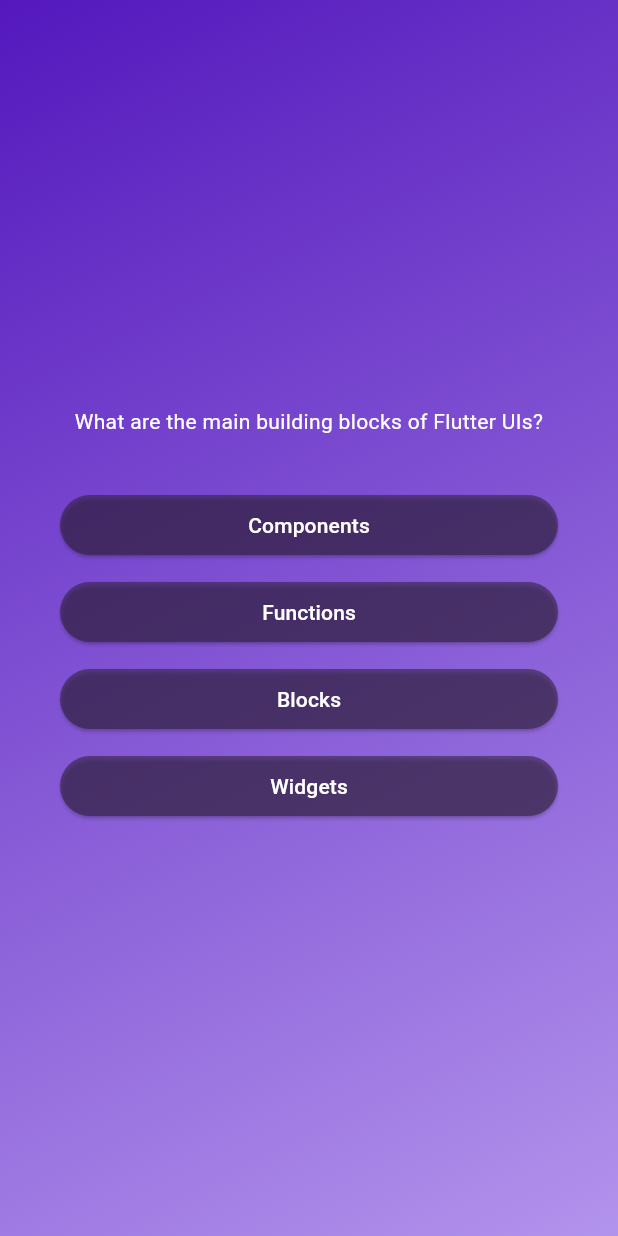
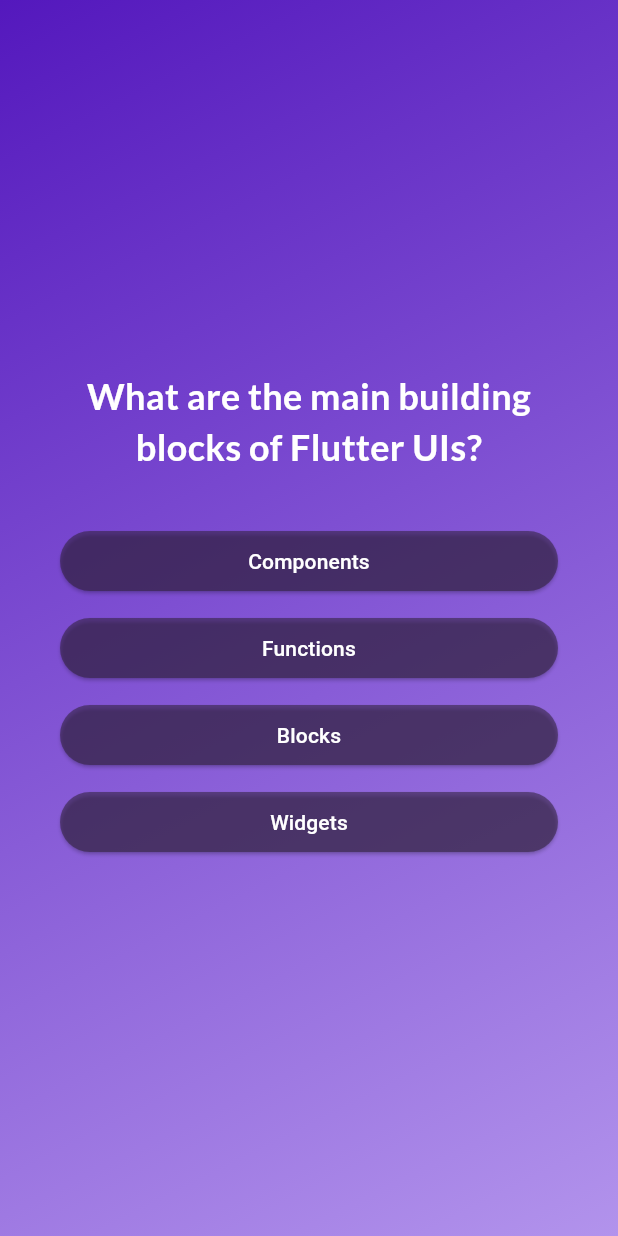
Before and after one commit to twjin03/flutter_udemy, a Flutter app: the screen it shows after launch, after a tap on "Start Quiz", on a phone screen of 412 x 824 dp. Run offline on Flutter 3.47's test engine with Material 3 defaults, Android fonts, the light colour scheme and no system bars; our stand-ins replace google_fonts.

Commit message:
style: google fonts 적용하기

```diff
--- a/quiz_app/lib/answer_button.dart
+++ b/quiz_app/lib/answer_button.dart
@@ -23,7 +23,7 @@
             borderRadius: BorderRadius.circular(40),
           ),
         ),
-        child: Text(answerText),
+        child: Text(answerText, textAlign: TextAlign.center),
       ),
     );
   }
--- a/quiz_app/lib/questions_screen.dart
+++ b/quiz_app/lib/questions_screen.dart
@@ -1,4 +1,5 @@
 import 'package:flutter/material.dart';
+import 'package:google_fonts/google_fonts.dart';
 import 'package:quiz_app/answer_button.dart';
 import 'package:quiz_app/data/questions.dart';
 
@@ -35,7 +36,11 @@
           children: [
             Text(
               currentQuestion.text,
-              style: TextStyle(color: Colors.white),
+              style: GoogleFonts.lato(
+                color: const Color.fromARGB(255, 255, 255, 255),
+                fontSize: 24,
+                fontWeight: FontWeight.bold,
+              ),
               textAlign: TextAlign.center,
             ),
             const SizedBox(height: 30),
--- a/quiz_app/lib/start_screen.dart
+++ b/quiz_app/lib/start_screen.dart
@@ -1,4 +1,5 @@
 import 'package:flutter/material.dart';
+import 'package:google_fonts/google_fonts.dart';
 
 class StartScreen extends StatelessWidget {
   const StartScreen(this.startQuiz, {super.key});
@@ -19,7 +20,10 @@
           SizedBox(height: 80),
           Text(
             'Learn Flutter for the Fun Way!',
-            style: TextStyle(color: Colors.white, fontSize: 24),
+            style: GoogleFonts.lato(
+              color: const Color.fromARGB(255, 241, 200, 247),
+              fontSize: 24,
+            ),
           ),
           SizedBox(height: 30),
           OutlinedButton.icon(
```
